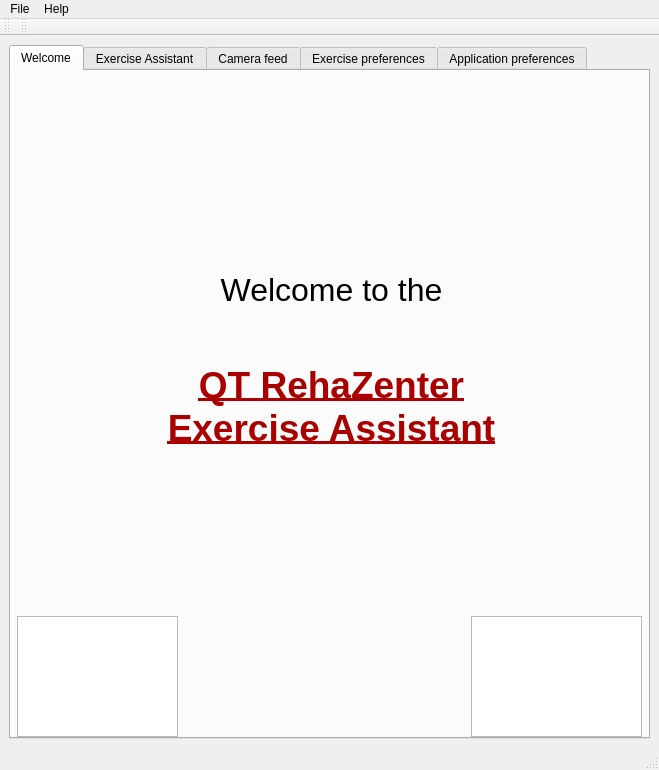
Qt form src/gui/ui_files/QTRehaZenterGUI.ui (tolgasaglik/rehabilitation_framework) before a commit.
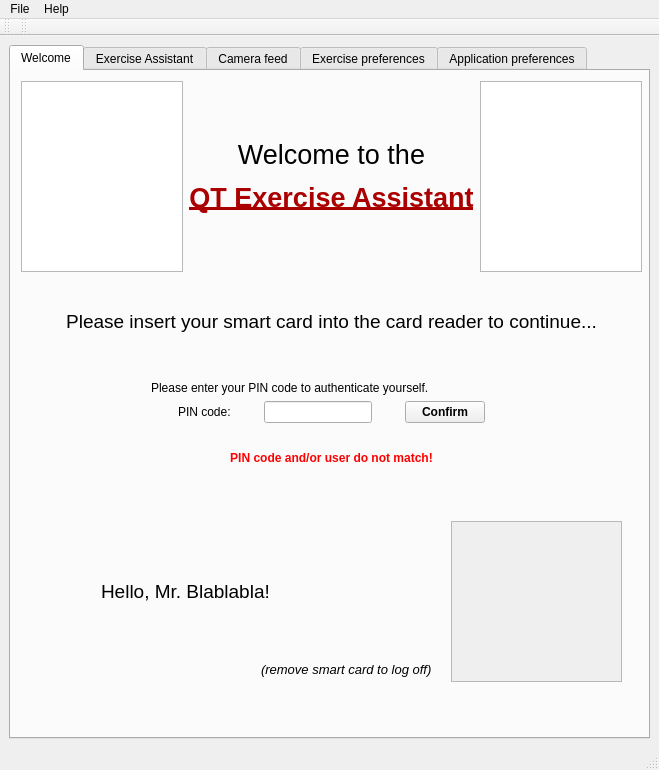
The same form after that commit. The open tabs and pages were chosen to show the change. Icons and pictures are not drawn.

Commit message: Added installation instructions, updated user interface

Patch:
```diff
--- a/src/gui/ui_files/QTRehaZenterGUI.ui
+++ b/src/gui/ui_files/QTRehaZenterGUI.ui
@@ -42,58 +42,251 @@
        <attribute name="title">
         <string>Welcome</string>
        </attribute>
-       <widget class="QLabel" name="lblWelcome">
+       <widget class="QLabel" name="lblInsert">
         <property name="geometry">
          <rect>
-          <x>20</x>
-          <y>160</y>
-          <width>601</width>
-          <height>261</height>
+          <x>50</x>
+          <y>240</y>
+          <width>541</width>
+          <height>21</height>
          </rect>
         </property>
         <property name="font">
          <font>
-          <pointsize>22</pointsize>
+          <pointsize>14</pointsize>
          </font>
         </property>
-        <property name="layoutDirection">
-         <enum>Qt::LeftToRight</enum>
-        </property>
         <property name="text">
-         <string>&lt;html&gt;&lt;head/&gt;&lt;body&gt;&lt;p align=&quot;center&quot;&gt;&lt;span style=&quot; font-size:24pt;&quot;&gt;Welcome to the&lt;/span&gt;&lt;/p&gt;&lt;p align=&quot;center&quot;&gt;&lt;span style=&quot; font-size:28pt;&quot;&gt;&lt;br/&gt;&lt;/span&gt;&lt;span style=&quot; font-size:28pt; font-weight:600; text-decoration: underline; color:#aa0000;&quot;&gt;QT RehaZenter&lt;br/&gt;Exercise Assistant&lt;/span&gt;&lt;/p&gt;&lt;/body&gt;&lt;/html&gt;</string>
-        </property>
-        <property name="textFormat">
-         <enum>Qt::AutoText</enum>
+         <string>Please insert your smart card into the card reader to continue...</string>
         </property>
         <property name="alignment">
          <set>Qt::AlignCenter</set>
         </property>
        </widget>
-       <widget class="QGraphicsView" name="grUniLuLogo">
+       <widget class="QWidget" name="verticalLayoutWidget">
         <property name="geometry">
          <rect>
-          <x>6</x>
-          <y>545</y>
-          <width>161</width>
-          <height>121</height>
+          <x>140</x>
+          <y>310</y>
+          <width>361</width>
+          <height>105</height>
          </rect>
         </property>
-        <property name="autoFillBackground">
+        <layout class="QVBoxLayout" name="layoutPINCode">
+         <item>
+          <widget class="QLabel" name="lblAuth">
+           <property name="sizePolicy">
+            <sizepolicy hsizetype="Preferred" vsizetype="Maximum">
+             <horstretch>0</horstretch>
+             <verstretch>0</verstretch>
+            </sizepolicy>
+           </property>
+           <property name="text">
+            <string>Please enter your PIN code to authenticate yourself.</string>
+           </property>
+          </widget>
+         </item>
+         <item>
+          <layout class="QHBoxLayout" name="horizontalLayout">
+           <property name="sizeConstraint">
+            <enum>QLayout::SetNoConstraint</enum>
+           </property>
+           <item>
+            <widget class="QLabel" name="lblPINCode">
+             <property name="sizePolicy">
+              <sizepolicy hsizetype="Maximum" vsizetype="Maximum">
+               <horstretch>0</horstretch>
+               <verstretch>0</verstretch>
+              </sizepolicy>
+             </property>
+             <property name="text">
+              <string>PIN code:</string>
+             </property>
+             <property name="margin">
+              <number>5</number>
+             </property>
+            </widget>
+           </item>
+           <item>
+            <widget class="QLineEdit" name="lnPINCode">
+             <property name="sizePolicy">
+              <sizepolicy hsizetype="Maximum" vsizetype="Maximum">
+               <horstretch>0</horstretch>
+               <verstretch>0</verstretch>
+              </sizepolicy>
+             </property>
+            </widget>
+           </item>
+           <item>
+            <widget class="QPushButton" name="btnConfirm">
+             <property name="sizePolicy">
+              <sizepolicy hsizetype="Maximum" vsizetype="Maximum">
+               <horstretch>0</horstretch>
+               <verstretch>0</verstretch>
+              </sizepolicy>
+             </property>
+             <property name="font">
+              <font>
+               <weight>75</weight>
+               <bold>true</bold>
+              </font>
+             </property>
+             <property name="text">
+              <string>Confirm</string>
+             </property>
+            </widget>
+           </item>
+          </layout>
+         </item>
+         <item>
+          <layout class="QHBoxLayout" name="horizontalLayout_6">
+           <item>
+            <spacer name="horizontalSpacer">
+             <property name="orientation">
+              <enum>Qt::Horizontal</enum>
+             </property>
+             <property name="sizeType">
+              <enum>QSizePolicy::Maximum</enum>
+             </property>
+             <property name="sizeHint" stdset="0">
+              <size>
+               <width>40</width>
+               <height>20</height>
+              </size>
+             </property>
+            </spacer>
+           </item>
+           <item>
+            <widget class="QLabel" name="lblWrongPINCode">
+             <property name="font">
+              <font>
+               <weight>75</weight>
+               <bold>true</bold>
+              </font>
+             </property>
+             <property name="styleSheet">
+              <string notr="true">QLabel { color : rgb(255, 0, 0); }</string>
+             </property>
+             <property name="text">
+              <string>PIN code and/or user do not match!</string>
+             </property>
+             <property name="textFormat">
+              <enum>Qt::PlainText</enum>
+             </property>
+             <property name="alignment">
+              <set>Qt::AlignCenter</set>
+             </property>
+            </widget>
+           </item>
+           <item>
+            <spacer name="horizontalSpacer_2">
+             <property name="orientation">
+              <enum>Qt::Horizontal</enum>
+             </property>
+             <property name="sizeType">
+              <enum>QSizePolicy::Maximum</enum>
+             </property>
+             <property name="sizeHint" stdset="0">
+              <size>
+               <width>40</width>
+               <height>20</height>
+              </size>
+             </property>
+            </spacer>
+           </item>
+          </layout>
+         </item>
+        </layout>
+       </widget>
+       <widget class="QWidget" name="horizontalLayoutWidget_2">
+        <property name="geometry">
+         <rect>
+          <x>10</x>
+          <y>10</y>
+          <width>621</width>
+          <height>191</height>
+         </rect>
+        </property>
+        <layout class="QHBoxLayout" name="horizontalLayout_5">
+         <item>
+          <widget class="QGraphicsView" name="grUniLuLogo">
+           <property name="sizePolicy">
+            <sizepolicy hsizetype="Maximum" vsizetype="Maximum">
+             <horstretch>0</horstretch>
+             <verstretch>0</verstretch>
+            </sizepolicy>
+           </property>
+           <property name="autoFillBackground">
+            <bool>false</bool>
+           </property>
+           <property name="styleSheet">
+            <string notr="true">background-image: url(../imgs/rehazenter_logo.jpg);</string>
+           </property>
+          </widget>
+         </item>
+         <item>
+          <widget class="QLabel" name="lblWelcome">
+           <property name="sizePolicy">
+            <sizepolicy hsizetype="Maximum" vsizetype="Maximum">
+             <horstretch>0</horstretch>
+             <verstretch>0</verstretch>
+            </sizepolicy>
+           </property>
+           <property name="font">
+            <font>
+             <pointsize>22</pointsize>
+            </font>
+           </property>
+           <property name="layoutDirection">
+            <enum>Qt::LeftToRight</enum>
+           </property>
+           <property name="text">
+            <string>&lt;html&gt;&lt;head/&gt;&lt;body&gt;&lt;p align=&quot;center&quot;&gt;&lt;span style=&quot; font-size:20pt;&quot;&gt;Welcome to the&lt;/span&gt;&lt;/p&gt;&lt;p align=&quot;center&quot;&gt;&lt;span style=&quot; font-size:20pt; font-weight:600; text-decoration: underline; color:#aa0000;&quot;&gt;QT Exercise Assistant&lt;/span&gt;&lt;/p&gt;&lt;/body&gt;&lt;/html&gt;</string>
+           </property>
+           <property name="textFormat">
+            <enum>Qt::AutoText</enum>
+           </property>
+           <property name="alignment">
+            <set>Qt::AlignCenter</set>
+           </property>
+          </widget>
+         </item>
+         <item>
+          <widget class="QGraphicsView" name="grLuxAILogo">
+           <property name="sizePolicy">
+            <sizepolicy hsizetype="Maximum" vsizetype="Maximum">
+             <horstretch>0</horstretch>
+             <verstretch>0</verstretch>
+            </sizepolicy>
+           </property>
+           <property name="autoFillBackground">
+            <bool>false</bool>
+           </property>
+           <property name="styleSheet">
+            <string notr="true">background-image: url(../imgs/rehazenter_logo.jpg);</string>
+           </property>
+          </widget>
+         </item>
+        </layout>
+       </widget>
+       <widget class="QGraphicsView" name="grProfilePicture">
+        <property name="enabled">
          <bool>false</bool>
         </property>
-        <property name="styleSheet">
-         <string notr="true">background-image: url(../imgs/rehazenter_logo.jpg);</string>
-        </property>
-       </widget>
-       <widget class="QGraphicsView" name="grRehaZenterLogo">
         <property name="geometry">
          <rect>
-          <x>460</x>
-          <y>545</y>
+          <x>440</x>
+          <y>450</y>
           <width>171</width>
-          <height>121</height>
+          <height>161</height>
          </rect>
         </property>
+        <property name="sizePolicy">
+         <sizepolicy hsizetype="Maximum" vsizetype="Maximum">
+          <horstretch>0</horstretch>
+          <verstretch>0</verstretch>
+         </sizepolicy>
+        </property>
         <property name="autoFillBackground">
          <bool>false</bool>
         </property>
@@ -101,6 +294,52 @@
          <string notr="true">background-image: url(../imgs/rehazenter_logo.jpg);</string>
         </property>
        </widget>
+       <widget class="QLabel" name="lblHelloMsg">
+        <property name="geometry">
+         <rect>
+          <x>90</x>
+          <y>510</y>
+          <width>301</width>
+          <height>21</height>
+         </rect>
+        </property>
+        <property name="font">
+         <font>
+          <pointsize>14</pointsize>
+         </font>
+        </property>
+        <property name="text">
+         <string>Hello, Mr. Blablabla!</string>
+        </property>
+        <property name="wordWrap">
+         <bool>true</bool>
+        </property>
+       </widget>
+       <widget class="QLabel" name="lblRemove">
+        <property name="geometry">
+         <rect>
+          <x>250</x>
+          <y>590</y>
+          <width>181</width>
+          <height>17</height>
+         </rect>
+        </property>
+        <property name="sizePolicy">
+         <sizepolicy hsizetype="Preferred" vsizetype="Preferred">
+          <horstretch>0</horstretch>
+          <verstretch>0</verstretch>
+         </sizepolicy>
+        </property>
+        <property name="font">
+         <font>
+          <pointsize>10</pointsize>
+          <italic>true</italic>
+         </font>
+        </property>
+        <property name="text">
+         <string>(remove smart card to log off)</string>
+        </property>
+       </widget>
       </widget>
       <widget class="QWidget" name="tabExerciseAssistant">
        <attribute name="title">
```
Left out of the diff: 2 changed lines with no effect on the pictures. The commit also changes 2 other files.
